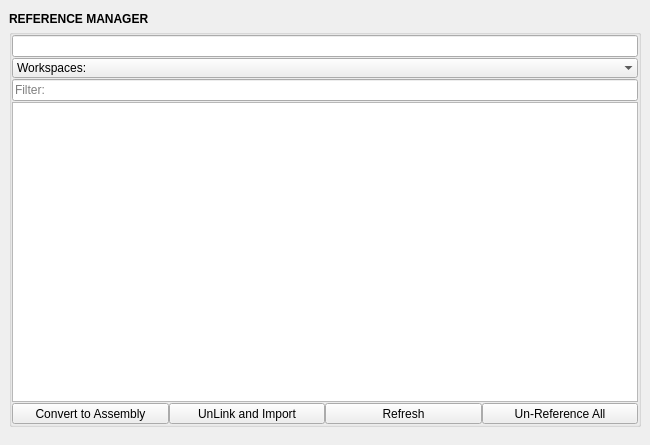
Old version of the form mayatk/env_utils/reference_manager.ui in the repository m3trik/mayatk.
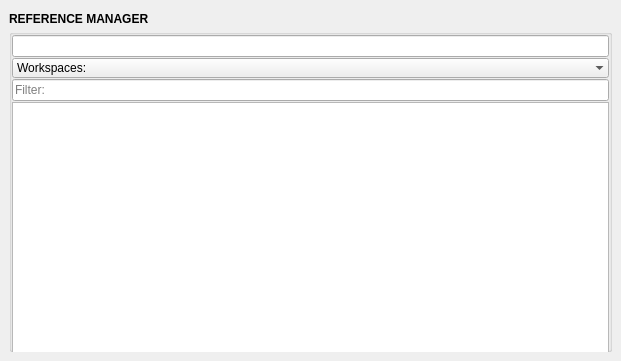
New version of the form. Custom widgets are drawn as their Qt base class.

The edit to the form file:
```diff
--- a/mayatk/env_utils/reference_manager.ui
+++ b/mayatk/env_utils/reference_manager.ui
@@ -9,8 +9,8 @@
    <rect>
     <x>0</x>
     <y>0</y>
-    <width>650</width>
-    <height>445</height>
+    <width>621</width>
+    <height>361</height>
    </rect>
   </property>
   <property name="tabShape">
@@ -25,8 +25,8 @@
   <widget class="QWidget" name="central_widget">
    <property name="minimumSize">
     <size>
-     <width>650</width>
-     <height>445</height>
+     <width>400</width>
+     <height>350</height>
     </size>
    </property>
    <layout class="QVBoxLayout" name="verticalLayout_2">
@@ -128,117 +128,9 @@
            </property>
           </widget>
          </item>
-         <item>
-          <layout class="QGridLayout" name="gridLayout">
-           <property name="spacing">
-            <number>0</number>
-           </property>
-           <item row="1" column="4">
-            <widget class="QPushButton" name="b002">
-             <property name="minimumSize">
-              <size>
-               <width>0</width>
-               <height>21</height>
-              </size>
-             </property>
-             <property name="maximumSize">
-              <size>
-               <width>16777215</width>
-               <height>21</height>
-              </size>
-             </property>
-             <property name="toolTip">
-              <string>Remove all referenced objects from the current scene.</string>
-             </property>
-             <property name="text">
-              <string>Un-Reference All</string>
-             </property>
-            </widget>
-           </item>
-           <item row="1" column="1">
-            <widget class="QPushButton" name="b005">
-             <property name="minimumSize">
-              <size>
-               <width>0</width>
-               <height>21</height>
-              </size>
-             </property>
-             <property name="maximumSize">
-              <size>
-               <width>16777215</width>
-               <height>21</height>
-              </size>
-             </property>
-             <property name="toolTip">
-              <string>&lt;html&gt;&lt;head/&gt;&lt;body&gt;&lt;p&gt;Convert all current references to assembly definitions and references.&lt;/p&gt;&lt;p&gt;This action is irreversible.&lt;/p&gt;&lt;/body&gt;&lt;/html&gt;</string>
-             </property>
-             <property name="text">
-              <string>Convert to Assembly</string>
-             </property>
-            </widget>
-           </item>
-           <item row="1" column="2">
-            <widget class="QPushButton" name="b003">
-             <property name="minimumSize">
-              <size>
-               <width>0</width>
-               <height>21</height>
-              </size>
-             </property>
-             <property name="maximumSize">
-              <size>
-               <width>16777215</width>
-               <height>21</height>
-              </size>
-             </property>
-             <property name="toolTip">
-              <string>&lt;html&gt;&lt;head/&gt;&lt;body&gt;&lt;p&gt;Convert all referenced objects to regular scene objects.&lt;/p&gt;&lt;p&gt;This action is irreversible.&lt;/p&gt;&lt;/body&gt;&lt;/html&gt;</string>
-             </property>
-             <property name="text">
-              <string>UnLink and Import</string>
-             </property>
-            </widget>
-           </item>
-           <item row="1" column="3">
-            <widget class="QPushButton" name="b004">
-             <property name="minimumSize">
-              <size>
-               <width>0</width>
-               <height>21</height>
-              </size>
-             </property>
-             <property name="maximumSize">
-              <size>
-               <width>16777215</width>
-               <height>21</height>
-              </size>
-             </property>
-             <property name="toolTip">
-              <string>&lt;html&gt;&lt;head/&gt;&lt;body&gt;&lt;p&gt;Refresh the list of references based on the current workspace and filter settings.&lt;/p&gt;&lt;p&gt;Also updates any references in the scene to their latest versions.&lt;/p&gt;&lt;/body&gt;&lt;/html&gt;</string>
-             </property>
-             <property name="text">
-              <string>Refresh</string>
-             </property>
-            </widget>
-           </item>
-          </layout>
-         </item>
         </layout>
        </widget>
       </item>
-      <item>
-       <spacer name="verticalSpacer">
-        <property name="orientation">
-         <enum>Qt::Vertical</enum>
-        </property>
-        <property name="sizeHint" stdset="0">
-         <size>
-          <width>0</width>
-          <height>10</height>
-         </size>
-        </property>
-       </spacer>
-      </item>
      </layout>
     </item>
    </layout>
```
